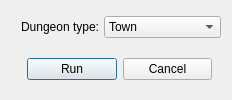
This is source/patchtilesetdialog.ui in pionere/d1-graphics-tool as Qt 5 draws it before an edit. The edited form follows.
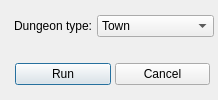
This is the edited form.

Diff of the .ui file:
```diff
--- a/source/patchtilesetdialog.ui
+++ b/source/patchtilesetdialog.ui
@@ -102,6 +102,7 @@
    </item>
   </layout>
  </widget>
+ <layoutdefault spacing="4" margin="4"/>
  <resources/>
  <connections/>
 </ui>
```
Left out of the diff: 4 changed lines with no effect on the pictures.
